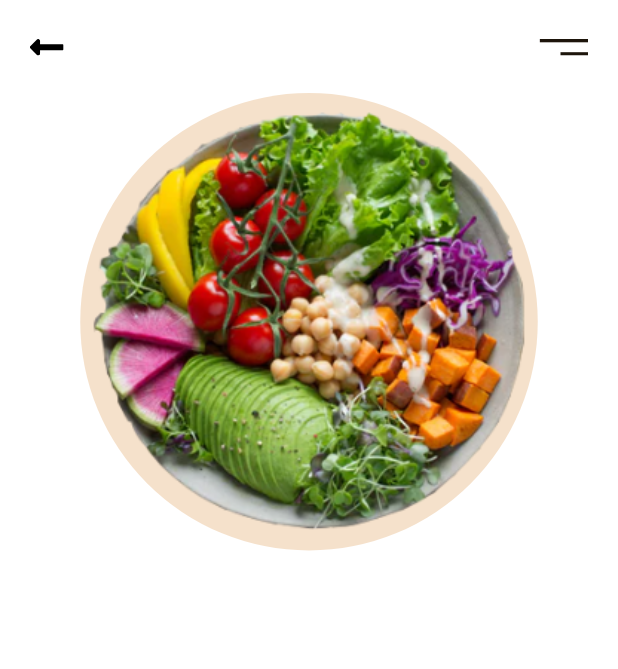
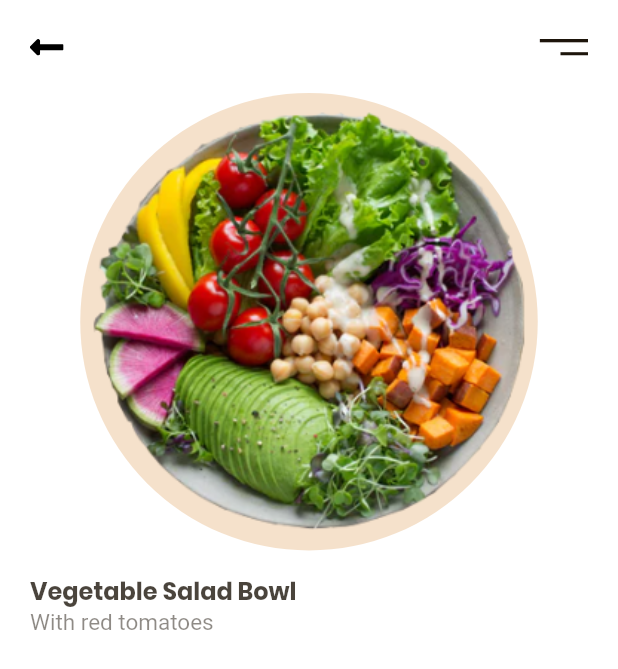
Before and after one commit to Flutter-Dart-Hacks/flutter-foods-app, a Flutter app: the screen it shows after launch, after a tap on an icon or button, on a phone screen of 412 x 824 dp. Shown: the top 669 px of the screen. Run offline on Flutter 3.47's test engine with Material 2 defaults, Android fonts, the phone set to English and light mode, and no system bars; our stand-ins replace flutter_svg.

Commit message:
Pembuatan halaman detail screen

```diff
--- a/lib/detail_screen.dart
+++ b/lib/detail_screen.dart
@@ -68,8 +68,25 @@ class _DetailScreenState extends State<DetailScreen> {
               Row(
                 children: <Widget>[
                   RichText(
-                    text: const TextSpan(
-                      children: [],
+                    text: TextSpan(
+                      children: [
+                        TextSpan(
+                          text: 'Vegetable Salad Bowl\n',
+                          style:
+                              Theme.of(context).textTheme.bodyText1?.copyWith(
+                                    fontWeight: FontWeight.w700,
+                                    fontSize: 16,
+                                    color: kTextColor.withOpacity(0.8),
+                                  ),
+                        ),
+                        TextSpan(
+                          text: 'With red tomatoes',
+                          style: TextStyle(
+                            color: kTextColor.withOpacity(0.5),
+                            fontSize: 15,
+                          ),
+                        )
+                      ],
                     ),
                   )
                 ],
--- a/lib/main.dart
+++ b/lib/main.dart
@@ -32,6 +32,7 @@ class MyApp extends StatelessWidget {
         fontFamily: 'Poppins',
         scaffoldBackgroundColor: kWhiteColor,
         textTheme: const TextTheme(
+          bodyText1: TextStyle(color: kTextColor),
           bodyText2: TextStyle(fontWeight: FontWeight.bold, fontSize: 20),
           button: TextStyle(
             fontWeight: FontWeight.bold,
```
